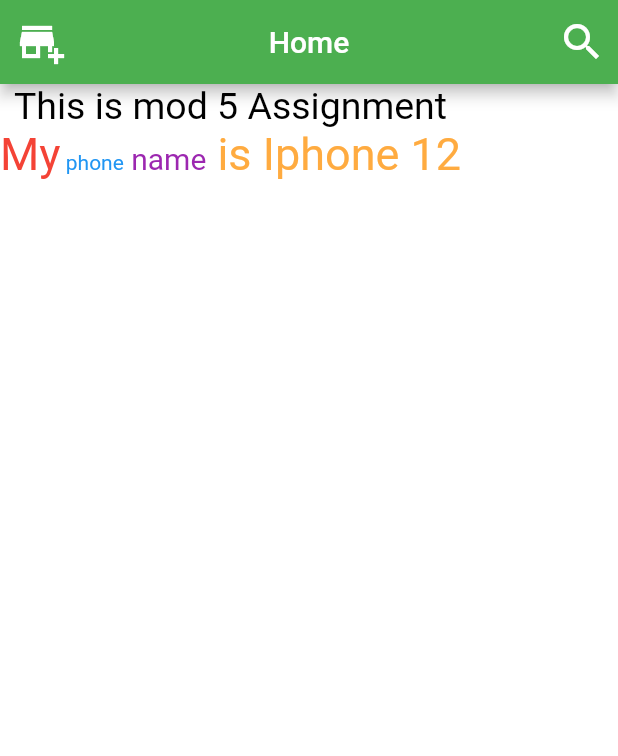
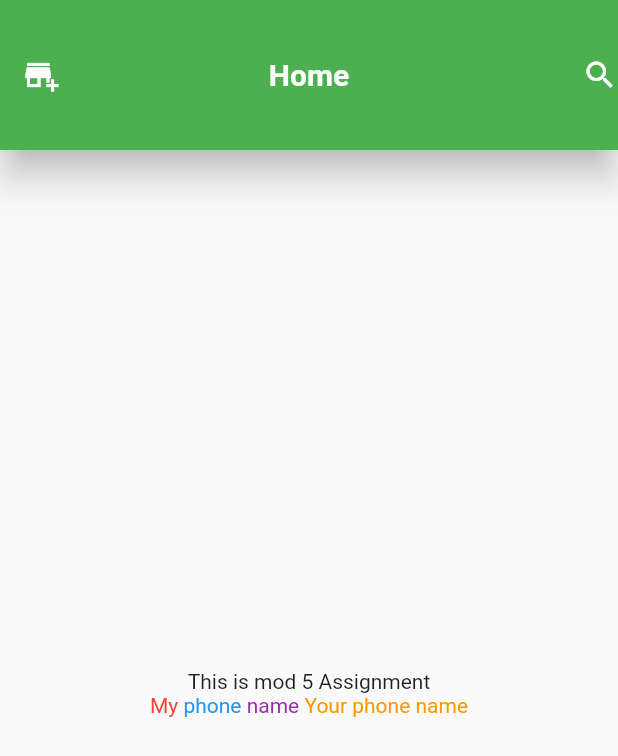
Before and after one commit to saem10/Flutter_project, a Flutter app: the screen it shows after launch, on a phone screen of 412 x 824 dp. Shown: the top 756 px of the screen. Run offline on Flutter 3.47's test engine with Material 2 defaults, Android fonts, the phone set to English and light mode, and no system bars.

Commit message:
Assignment_5_v2

```diff
--- a/lib/main.dart
+++ b/lib/main.dart
@@ -1,73 +1,67 @@
-
 import 'package:flutter/material.dart';
 
 void main() {
-  // give me some widget
-  runApp(MyApp());
+  runApp(const MyApp());
 }
 
-// Hot reload => ctl + s
-// Hot restart => ctl + shift + \
+class MyApp extends StatelessWidget {
+  const MyApp({Key? key}) : super(key: key);
 
-class MyApp extends StatelessWidget {
   @override
   Widget build(BuildContext context) {
     return MaterialApp(
-      debugShowCheckedModeBanner: true,
-      home: HomeScreen(),
-      title: 'Ostad app',
-    );
-  }
-}
-
-class HomeScreen extends StatelessWidget {
-  @override
-  Widget build(BuildContext context) {
-    return Scaffold(
-      backgroundColor: Colors.white,
+      title: 'Flutter AppBar Example',
+      home: Scaffold(
         appBar: AppBar(
+          toolbarHeight: 100, // Adjust the height as needed
+          elevation: 10, // Adjust the elevation as needed
+          leading: Icon(Icons.add_business),
+          title: Text(
+            'Home',
+            textAlign: TextAlign.center,
+            style: TextStyle(
+              fontSize: 20, // Adjust the font size as needed
+              fontWeight: FontWeight.bold, // Optional, adjust as needed
+            ),
+          ),
+          centerTitle: true, // Center the title horizontally
+          actions: [
+            Icon(Icons.search),
+          ],
           backgroundColor: Colors.green,
-        centerTitle: true,
-        title: Text('Home'),
-        leading: Icon(
-          Icons.add_business,
-          color: Colors.white,
-          size: 32,
         ),
-        actions: <Widget>[
-          IconButton(
-            icon: Icon(Icons.search, color: Colors.white, size: 32),
-            onPressed: () {},
-          )
-        ],
-      ),
-      body: Column(
-        children: [
-          Column(
+        body: Center(
+          child: Column(
             mainAxisAlignment: MainAxisAlignment.center,
             children: [
-              Text('This is mod 5 Assignment',
-                  style: TextStyle(fontSize: 25, color: Colors.black)),
-            ],
-          ),
+              Text('This is mod 5 Assignment'),
               RichText(
                 text: TextSpan(
-              children: [
+                  style: DefaultTextStyle.of(context).style,
+                  children: <TextSpan>[
                     TextSpan(
-                    text: 'My',
-                    style: TextStyle(fontSize: 30, color: Colors.red)),
-                TextSpan(text: ' phone', style: TextStyle(color: Colors.blue)),
+                      text: 'My ',
+                      style: TextStyle(color: Colors.red),
+                    ),
                     TextSpan(
-                    text: ' name',
-                    style: TextStyle(fontSize: 20, color: Colors.purple)),
+                      text: 'phone ',
+                      style: TextStyle(color: Colors.blue),
+                    ),
                     TextSpan(
-                    text: ' is Iphone 12',
-                    style: TextStyle(fontSize: 30, color: Colors.orangeAccent)),
+                      text: 'name ',
+                      style: TextStyle(color: Colors.purple),
+                    ),
+                    TextSpan(
+                      text: 'Your phone name',
+                      style: TextStyle(color: Colors.orange),
+                    ),
                   ],
                 ),
               ),
             ],
           ),
+        ),
+      ),
     );
   }
 }
```
Lines whose indentation alone changed are shown as unchanged.
